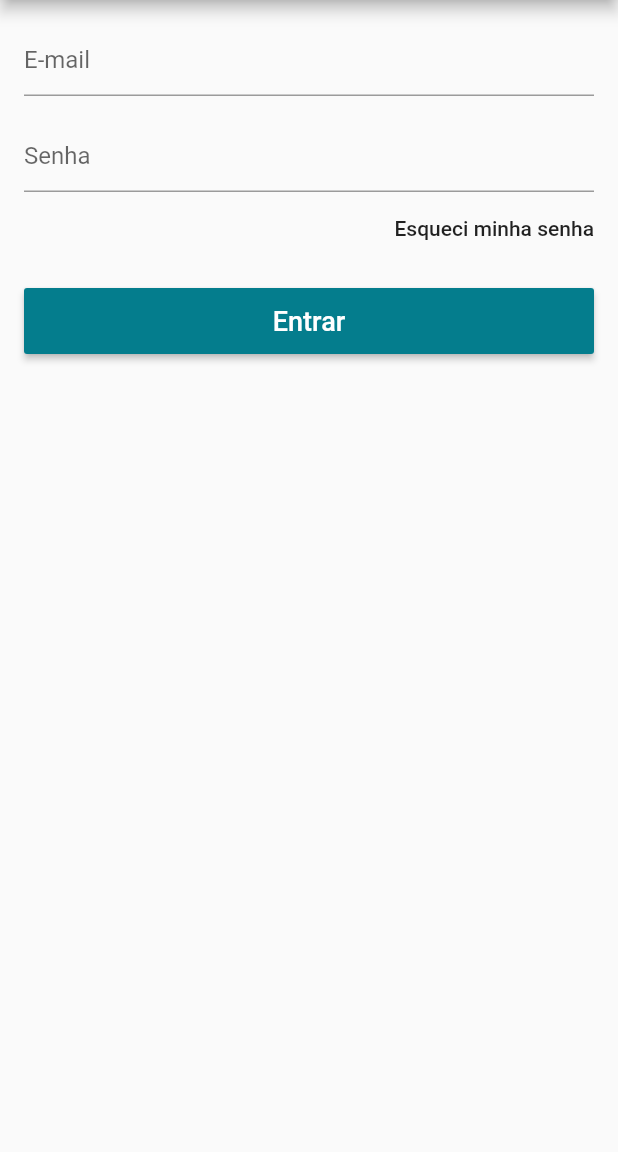
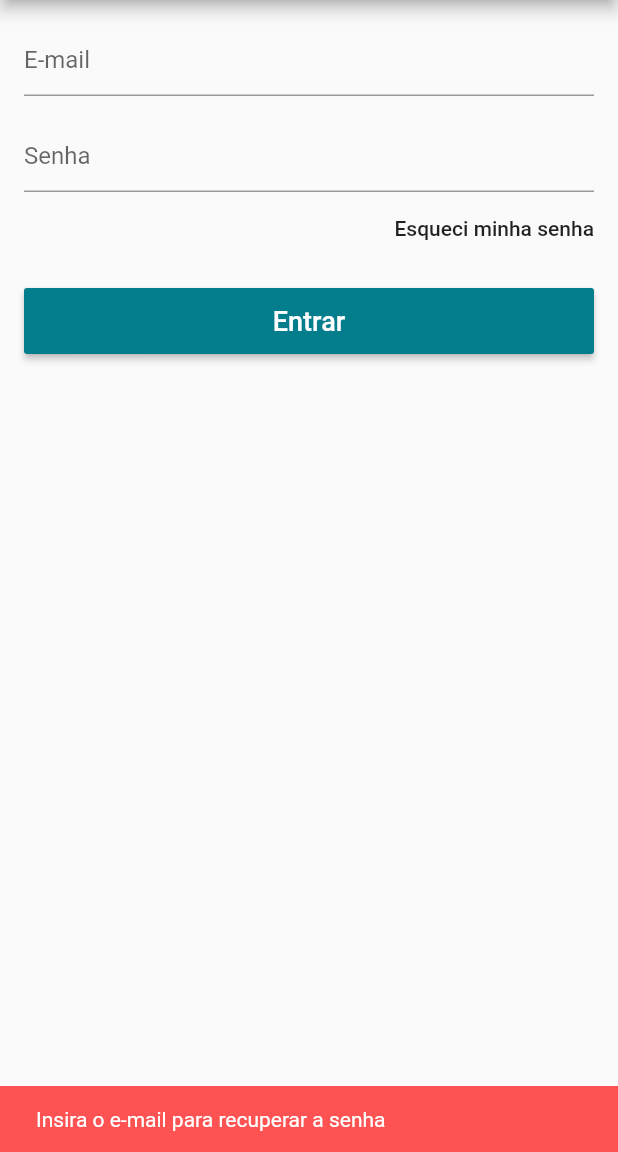
Before and after one commit to vicente1603/FlutterFood, a Flutter app: the LoginScreen screen opened directly, after a tap on "Esqueci minha senha", on a phone screen of 412 x 824 dp, the part 84-1236 px from its top. Run offline on Flutter 3.47's test engine with Material 2 defaults, Android fonts, the phone set to English and light mode, and no system bars; our stand-ins replace carousel_pro, cloud_firestore, firebase_auth, transparent_image; accounts and stored records are empty.

Commit message:
implementação do sistema de cadastro e login com firebase

```diff
--- a/lib/screens/login_screen.dart
+++ b/lib/screens/login_screen.dart
@@ -5,10 +5,27 @@ import 'package:scoped_model/scoped_model.dart';
 
 class LoginScreen extends StatelessWidget {
   final _formKey = GlobalKey<FormState>();
+  final _emailController = TextEditingController();
+  final _passController = TextEditingController();
+  final _scaffoldKey = GlobalKey<ScaffoldState>();
 
   @override
   Widget build(BuildContext context) {
+    void _OnSuccess() {
+      Navigator.of(context).pop();
+    }
+
+    void _OnFail() {
+      _scaffoldKey.currentState.showSnackBar(
+        SnackBar(
+            content: Text("Falha ao entrar"),
+            backgroundColor: Colors.redAccent,
+            duration: Duration(seconds: 2)),
+      );
+    }
+
     return Scaffold(
+      key: _scaffoldKey,
       appBar: AppBar(
         title: Text("Entrar"),
         centerTitle: true,
@@ -36,6 +53,7 @@ class LoginScreen extends StatelessWidget {
               padding: EdgeInsets.all(16.0),
               children: <Widget>[
                 TextFormField(
+                  controller: _emailController,
                   validator: (text) {
                     if (text.isEmpty || !text.contains("@"))
                       return "E-mail inválido";
@@ -45,6 +63,7 @@ class LoginScreen extends StatelessWidget {
                 ),
                 SizedBox(height: 16.0),
                 TextFormField(
+                  controller: _passController,
                   validator: (text) {
                     if (text.isEmpty || text.length < 6)
                       return "Senha inválida";
@@ -56,7 +75,24 @@ class LoginScreen extends StatelessWidget {
                   alignment: Alignment.centerRight,
                   child: FlatButton(
                     padding: EdgeInsets.zero,
-                    onPressed: () {},
+                    onPressed: () {
+                      if (_emailController.text.isEmpty)
+                        _scaffoldKey.currentState.showSnackBar(
+                          SnackBar(
+                              content: Text(
+                                  "Insira o e-mail para recuperar a senha"),
+                              backgroundColor: Colors.redAccent,
+                              duration: Duration(seconds: 2)),
+                        );
+                      else
+                        model.recoverPass(_emailController.text);
+                      _scaffoldKey.currentState.showSnackBar(
+                        SnackBar(
+                            content: Text("Confira seu e-mail"),
+                            backgroundColor: Theme.of(context).primaryColor,
+                            duration: Duration(seconds: 2)),
+                      );
+                    },
                     child: Text(
                       "Esqueci minha senha",
                       textAlign: TextAlign.right,
@@ -70,8 +106,11 @@ class LoginScreen extends StatelessWidget {
                     onPressed: () {
                       if (_formKey.currentState.validate()) {}
 
-                      model.signIn();
-
+                      model.signIn(
+                          email: _emailController.text.trim(),
+                          pass: _passController.text.trim(),
+                          onSuccess: _OnSuccess,
+                          onFail: _OnFail);
                     },
                     child: Text(
                       "Entrar",
```
Also changed, not shown: lib/models/user_model.dart (+93 -6 lines), lib/screens/signup_screen.dart (+58 -3 lines), lib/widgets/custom_drawer.dart (+16 -4 lines).
